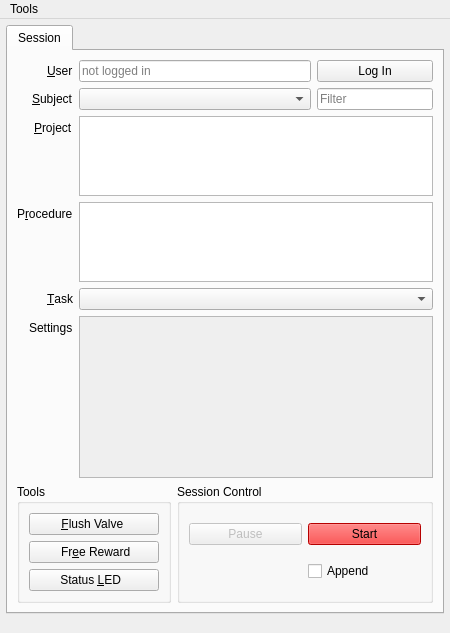
Before: the Qt Designer form iblrig/gui/ui_wizard.ui in int-brain-lab/iblrig, drawn with Qt 5.
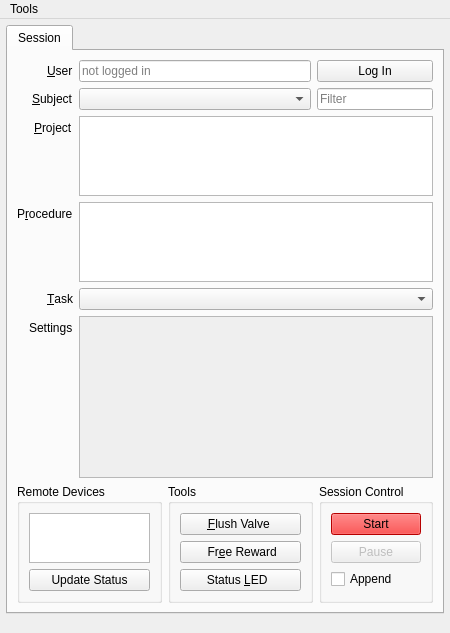
After: the same form once the commit is applied. Icons and pictures are not drawn.

Commit message: add remote devices to GUI

```diff
--- a/iblrig/gui/ui_wizard.ui
+++ b/iblrig/gui/ui_wizard.ui
@@ -548,7 +548,7 @@
             <verstretch>0</verstretch>
            </sizepolicy>
           </property>
-          <layout class="QHBoxLayout" name="horizontalLayout_8" stretch="3,5">
+          <layout class="QHBoxLayout" name="horizontalLayout_8">
            <property name="leftMargin">
             <number>0</number>
            </property>
@@ -561,6 +561,38 @@
            <property name="bottomMargin">
             <number>0</number>
            </property>
+           <item>
+            <widget class="QGroupBox" name="uiGroupRemoteDevices">
+             <property name="title">
+              <string>Remote Devices</string>
+             </property>
+             <layout class="QVBoxLayout" name="verticalLayout_2">
+              <item>
+               <widget class="QListView" name="listView">
+                <property name="sizePolicy">
+                 <sizepolicy hsizetype="Expanding" vsizetype="Ignored">
+                  <horstretch>0</horstretch>
+                  <verstretch>0</verstretch>
+                 </sizepolicy>
+                </property>
+                <property name="horizontalScrollBarPolicy">
+                 <enum>Qt::ScrollBarAlwaysOff</enum>
+                </property>
+                <property name="sizeAdjustPolicy">
+                 <enum>QAbstractScrollArea::AdjustToContents</enum>
+                </property>
+               </widget>
+              </item>
+              <item>
+               <widget class="QPushButton" name="pushButton">
+                <property name="text">
+                 <string>Update Status</string>
+                </property>
+               </widget>
+              </item>
+             </layout>
+            </widget>
+           </item>
            <item>
             <widget class="QGroupBox" name="uiGroupTools">
              <property name="title">
@@ -632,18 +664,8 @@
              <property name="title">
               <string>Session Control</string>
              </property>
-             <layout class="QGridLayout" name="gridLayout_2">
-              <item row="3" column="2">
-               <widget class="QCheckBox" name="uiCheckAppend">
-                <property name="statusTip">
-                 <string>append to previous session</string>
-                </property>
-                <property name="text">
-                 <string>Append</string>
-                </property>
-               </widget>
-              </item>
-              <item row="2" column="2">
+             <layout class="QVBoxLayout" name="verticalLayout">
+              <item>
                <widget class="QPushButton" name="uiPushStart">
                 <property name="statusTip">
                  <string>Click to start the session</string>
@@ -656,7 +678,7 @@
                 </property>
                </widget>
               </item>
-              <item row="2" column="1">
+              <item>
                <widget class="QPushButton" name="uiPushPause">
                 <property name="enabled">
                  <bool>false</bool>
@@ -675,6 +697,16 @@
                 </property>
                </widget>
               </item>
+              <item>
+               <widget class="QCheckBox" name="uiCheckAppend">
+                <property name="statusTip">
+                 <string>append to previous session</string>
+                </property>
+                <property name="text">
+                 <string>Append</string>
+                </property>
+               </widget>
+              </item>
              </layout>
             </widget>
            </item>
```
The commit also changes 1 other file.
